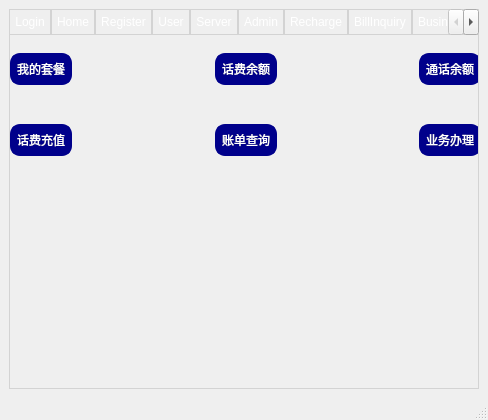
Qt form src/telecharge.ui (Jackie-Li-0228/SQL-telecharge-system) before a commit.
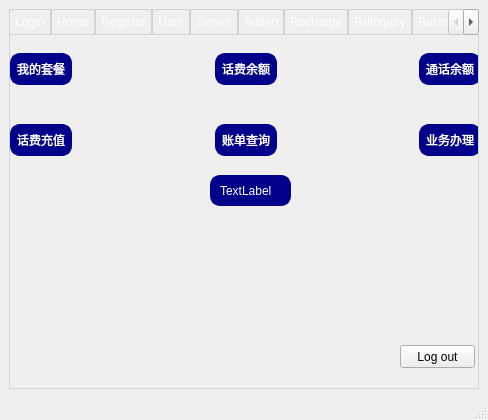
The same form after that commit. The open tabs and pages were chosen to show the change. Icons and pictures are not drawn.

Commit message: add function: back to login ; show account status

Diff of the .ui file:
```diff
--- a/src/telecharge.ui
+++ b/src/telecharge.ui
@@ -845,10 +845,10 @@
        <widget class="QLabel" name="tab3_Label">
         <property name="geometry">
          <rect>
-          <x>80</x>
-          <y>160</y>
-          <width>300</width>
-          <height>161</height>
+          <x>140</x>
+          <y>180</y>
+          <width>201</width>
+          <height>150</height>
          </rect>
         </property>
         <property name="sizePolicy">
@@ -876,6 +876,39 @@
          <bool>true</bool>
         </property>
        </widget>
+       <widget class="QLabel" name="accountStatusLabel_user">
+        <property name="geometry">
+         <rect>
+          <x>200</x>
+          <y>140</y>
+          <width>81</width>
+          <height>31</height>
+         </rect>
+        </property>
+        <property name="styleSheet">
+         <string notr="true">border: 2px solid #00008B;
+border-radius: 10px;
+background-color: #00008B;
+color: #FFFFFF;
+padding: 5px;</string>
+        </property>
+        <property name="text">
+         <string>TextLabel</string>
+        </property>
+       </widget>
+       <widget class="QPushButton" name="logoutButton_user">
+        <property name="geometry">
+         <rect>
+          <x>390</x>
+          <y>310</y>
+          <width>75</width>
+          <height>23</height>
+         </rect>
+        </property>
+        <property name="text">
+         <string>Log out</string>
+        </property>
+       </widget>
       </widget>
       <widget class="QWidget" name="tab_server">
        <attribute name="title">
```
Left out of the diff: 2 changed lines with no effect on the pictures. The commit also changes 1 other file.
